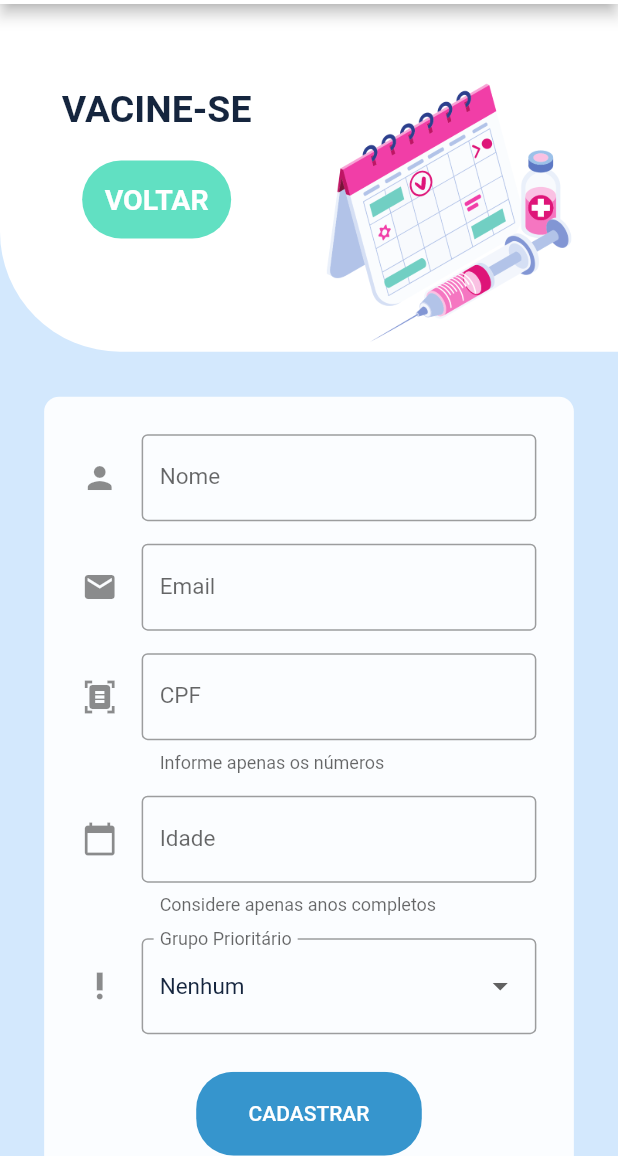
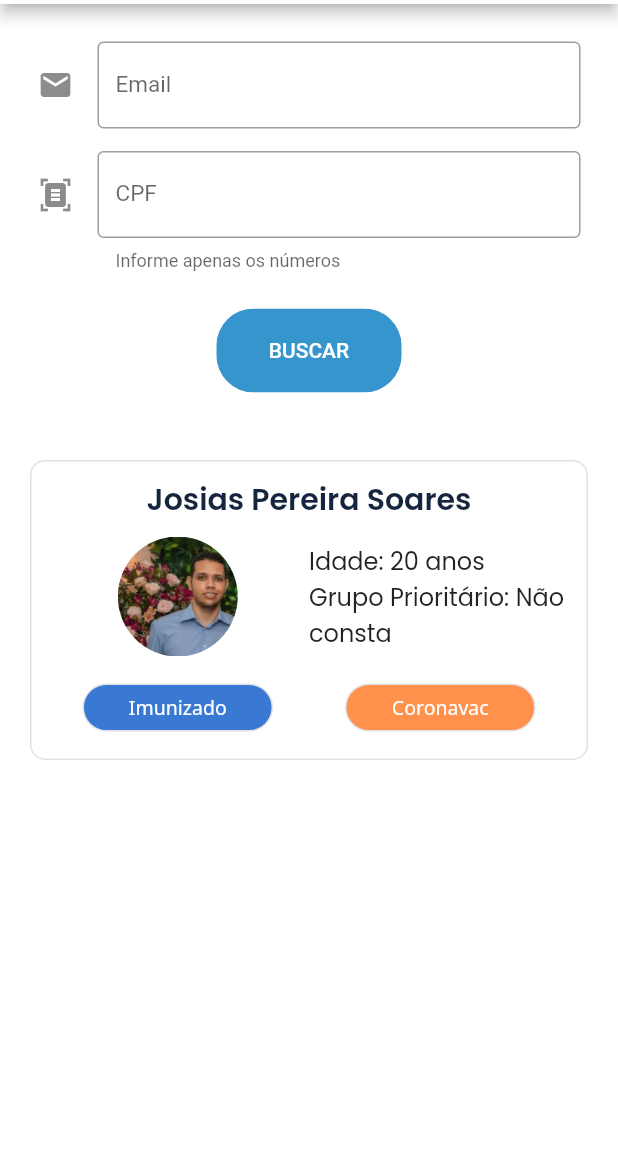
Before and after one commit to josiaspsoares/vacina_me, a Flutter app: the SearchVaccinationDataScreen screen opened directly, on a phone screen of 412 x 824 dp, the part 80-1236 px from its top. Run offline on Flutter 3.47's test engine with Material 2 defaults, Android fonts, the phone set to English and light mode, and no system bars; drawn by our look-alikes of auto_size_text; our stand-ins replace awesome_dialog, font_awesome_flutter, google_fonts, native_pdf_view, share_plus; missing offline and left inert: mysql1.

Commit message:
Building vaccine data card

```diff
--- a/lib/core/app_widget.dart
+++ b/lib/core/app_widget.dart
@@ -6,6 +6,7 @@ import 'package:vacina_me/screens/about_screen/about_screen.dart';
 import 'package:vacina_me/screens/business_plan_screen/business_plan_screen.dart';
 import 'package:vacina_me/screens/contact_screen/contact_screen.dart';
 import 'package:vacina_me/screens/home_screen/home_screen.dart';
+import 'package:vacina_me/screens/search_vaccination_data_screen/mobile_search_vaccination_data_screen.dart';
 import 'package:vacina_me/screens/vaccination_screen/vaccination_screen.dart';
 
 class AppWidget extends StatelessWidget {
@@ -25,6 +26,9 @@ class AppWidget extends StatelessWidget {
         '/vacinacao': (context) => ChangeNotifierProvider(
           create: (context) => DatabaseModel(),
           child: VaccinationScreen(),),
+        '/vacinacao/consulta': (context) => ChangeNotifierProvider(
+          create: (context) => DatabaseModel(),
+          child: MobileSearchVaccinationDataScreen(),),
         '/contato': (context) => ContactScreen(),
         '/plano-de-negocios': (context) => BusinessPlanScreen(),
       }
--- a/lib/screens/search_vaccination_data_screen/components/mobile_search_vaccination_data_body.dart
+++ b/lib/screens/search_vaccination_data_screen/components/mobile_search_vaccination_data_body.dart
@@ -0,0 +1,48 @@
+import 'package:flutter/material.dart';
+import 'package:vacina_me/screens/search_vaccination_data_screen/components/vaccination_data_card.dart';
+import 'package:vacina_me/screens/search_vaccination_data_screen/components/vaccination_search_form.dart';
+
+class MobileSearchVaccinationDataBody extends StatefulWidget {
+  const MobileSearchVaccinationDataBody({
+    Key? key,
+    required this.size,
+  }) : super(key: key);
+
+  final Size size;
+
+  @override
+  _MobileSearchVaccinationDataBodyState createState() =>
+      _MobileSearchVaccinationDataBodyState();
+}
+
+class _MobileSearchVaccinationDataBodyState
+    extends State<MobileSearchVaccinationDataBody> {
+  @override
+  Widget build(BuildContext context) {
+    return SingleChildScrollView(
+      child: Column(
+        children: [
+          Stack(
+            children: [
+              Container(
+                child: Padding(
+                  padding: EdgeInsets.all(25.0),
+                  child: VaccinationSearchForm(),
+                ),
+                decoration: BoxDecoration(
+                  color: Colors.white24,
+                  borderRadius:
+                      BorderRadius.only(bottomLeft: Radius.circular(80.0)),
+                ),
+              ),
+            ],
+          ),
+          Padding(
+            padding: EdgeInsets.all(20),
+            child: VaccinationDataCard(),
+          ),
+        ],
+      ),
+    );
+  }
+}
--- /dev/null
+++ b/lib/screens/search_vaccination_data_screen/components/vaccination_data_card.dart
@@ -0,0 +1,167 @@
+import 'package:flutter/material.dart';
+import 'package:google_fonts/google_fonts.dart';
+import 'package:vacina_me/core/app_colors.dart';
+import 'package:auto_size_text/auto_size_text.dart';
+
+class VaccinationDataCard extends StatelessWidget {
+  @override
+  Widget build(BuildContext context) {
+    return Container(
+      decoration: BoxDecoration(
+        color: Colors.white,
+        borderRadius: BorderRadius.circular(10),
+        shape: BoxShape.rectangle,
+        border: Border.all(
+          color: AppColors.border,
+        ),
+      ),
+      child: Padding(
+        padding: EdgeInsets.all(10),
+        child: Column(
+          mainAxisSize: MainAxisSize.max,
+          mainAxisAlignment: MainAxisAlignment.center,
+          children: [
+            Row(
+              mainAxisSize: MainAxisSize.max,
+              mainAxisAlignment: MainAxisAlignment.center,
+              children: [
+                AutoSizeText(
+                  'Josias Pereira Soares',
+                  textAlign: TextAlign.center,
+                  style: GoogleFonts.poppins(
+                    color: AppColors.textColor,
+                    fontSize: 20,
+                    fontWeight: FontWeight.w600,
+                  ),
+                ),
+              ],
+            ),
+            Padding(
+              padding: EdgeInsets.only(top: 10),
+              child: Row(
+                mainAxisSize: MainAxisSize.max,
+                mainAxisAlignment: MainAxisAlignment.start,
+                children: [
+                  Expanded(
+                    child: Column(
+                      mainAxisSize: MainAxisSize.max,
+                      children: [
+                        Container(
+                          width: 80,
+                          height: 80,
+                          clipBehavior: Clip.antiAlias,
+                          decoration: BoxDecoration(
+                            shape: BoxShape.circle,
+                          ),
+                          child: Image.asset(
+                            'assets/images/contact_screen/josias_avatar.jpg',
+                          ),
+                        )
+                      ],
+                    ),
+                  ),
+                  Expanded(
+                    child: Column(
+                      mainAxisSize: MainAxisSize.max,
+                      mainAxisAlignment: MainAxisAlignment.start,
+                      children: [
+                        Row(
+                          mainAxisSize: MainAxisSize.max,
+                          children: [
+                            Expanded(
+                              child: AutoSizeText(
+                                'Idade: 20 anos',
+                                style: GoogleFonts.poppins(
+                                  fontSize: 16,
+                                  fontWeight: FontWeight.normal,
+                                ),
+                              ),
+                            ),
+                          ],
+                        ),
+                        Row(
+                          mainAxisSize: MainAxisSize.max,
+                          children: [
+                            Expanded(
+                              child: AutoSizeText(
+                                'Grupo Prioritário: Não consta',
+                                style: GoogleFonts.poppins(
+                                  fontSize: 16,
+                                  fontWeight: FontWeight.normal,
+                                ),
+                              ),
+                            ),
+                          ],
+                        ),
+                      ],
+                    ),
+                  ),
+                ],
+              ),
+            ),
+            Padding(
+              padding: EdgeInsets.only(top: 10),
+              child: Row(
+                mainAxisSize: MainAxisSize.max,
+                children: [
+                  Expanded(
+                    child: Padding(
+                      padding: EdgeInsets.fromLTRB(24, 8, 24, 8),
+                      child: Container(
+                        decoration: BoxDecoration(
+                          color: Color(0xFF3979D3),
+                          borderRadius: BorderRadius.circular(28),
+                          shape: BoxShape.rectangle,
+                          border: Border.all(
+                            color: AppColors.border,
+                          ),
+                        ),
+                        child: Padding(
+                          padding: EdgeInsets.fromLTRB(2, 6, 2, 6),
+                          child: Text(
+                            'Imunizado',
+                            textAlign: TextAlign.center,
+                            style: GoogleFonts.notoSans(
+                              color: Color(0xFFFDFDFD),
+                              fontSize: 13,
+                            ),
+                          ),
+                        ),
+                      ),
+                    ),
+                  ),
+                  Expanded(
+                    child: Padding(
+                      padding: EdgeInsets.fromLTRB(24, 8, 24, 8),
+                      child: Container(
+                        decoration: BoxDecoration(
+                          color: AppColors.secondaryColor,
+                          borderRadius: BorderRadius.circular(28),
+                          shape: BoxShape.rectangle,
+                          border: Border.all(
+                            color: AppColors.border,
+                          ),
+                        ),
+                        child: Padding(
+                          padding: EdgeInsets.fromLTRB(2, 6, 2, 6),
+                          child: Text(
+                            'Coronavac',
+                            textAlign: TextAlign.center,
+                            style: GoogleFonts.notoSans(
+                              color: Color(0xFFFDFDFD),
+                              fontSize: 13,
+                            ),
+                          ),
+                        ),
+                      ),
+                    ),
+                  ),
+                ],
+              ),
+            ),
+          ],
+        ),
+      ),
+    );
+  }
+}
--- /dev/null
+++ b/lib/screens/search_vaccination_data_screen/components/vaccination_search_form.dart
@@ -0,0 +1,119 @@
+import 'package:flutter/material.dart';
+import 'package:vacina_me/core/app_text_styles.dart';
+import 'package:vacina_me/screens/common_components/custom_button.dart';
+
+class VaccinationSearchForm extends StatefulWidget {
+  @override
+  _VaccinationSearchFormState createState() => _VaccinationSearchFormState();
+}
+
+class _VaccinationSearchFormState extends State<VaccinationSearchForm> {
+  final _formKey = GlobalKey<FormState>();
+  TextEditingController _emailController = TextEditingController();
+  TextEditingController _cpfController = TextEditingController();
+
+  @override
+  Widget build(BuildContext context) {
+    return Form(
+      key: _formKey,
+      child: Column(
+        children: [
+          TextFormField(
+            controller: _emailController,
+            decoration: InputDecoration(
+              labelText: 'Email',
+              icon: Icon(Icons.email),
+              border: OutlineInputBorder(borderSide: BorderSide()),
+            ),
+            style: AppTextStyles.vaccinationForm,
+            textInputAction: TextInputAction.next,
+            validator: (value) {
+              if (value == null || value.isEmpty) {
+                return 'O preenchimento é obrigatório';
+              }
+              if (!value.contains('@') || !value.contains('.')) {
+                return 'O email é inválido';
+              }
+              return null;
+            },
+          ),
+          SizedBox(height: 15),
+          TextFormField(
+            controller: _cpfController,
+            decoration: InputDecoration(
+              labelText: 'CPF',
+              helperText: 'Informe apenas os números',
+              counterText: "",
+              icon: Icon(Icons.document_scanner),
+              border: OutlineInputBorder(borderSide: BorderSide()),
+            ),
+            style: AppTextStyles.vaccinationForm,
+            keyboardType: TextInputType.datetime,
+            maxLength: 11,
+            textInputAction: TextInputAction.next,
+            validator: (value) {
+              if (value == null || value.isEmpty) {
+                return 'O preenchimento é obrigatório';
+              }
+              if (value.length != 11) {
+                return 'O CPF deve conter 11 dígitos';
+              }
+              if (int.tryParse(value) == null) {
+                return 'O CPF deve conter apenas números';
+              }
+              return null;
+            },
+          ),
+          SizedBox(height: 25),
+          CustomButton(
+            onPressed: () {
+              if (_formKey.currentState!.validate()) {
+                //   CitizenController(context: context)
+                //       .registerCitizen(
+
+                //     email: _emailController.text,
+                //     cpf: _cpfController.text,
+
+                //   )
+                //       .then((value) {
+                //     if (value == 'success') {
+                //       _formKey.currentState!.reset();
+                //       AwesomeDialog(
+                //           context: context,
+                //           animType: AnimType.LEFTSLIDE,
+                //           headerAnimationLoop: false,
+                //           dialogType: DialogType.SUCCES,
+                //           title: 'Sucesso',
+                //           desc:
+                //               'Cadastro realizado com sucesso! Você será comunicado quando chegar a hora de receber a vacina!',
+                //           btnOkOnPress: () {
+                //             Navigator.of(context).pushNamed('/');
+                //           },
+                //           btnOkIcon: Icons.check_circle,
+                //           onDissmissCallback: () {
+                //             debugPrint('Dialog Dissmiss from callback');
+                //           })
+                //         ..show();
+                //     } else {
+                //       AwesomeDialog(
+                //           context: context,
+                //           dialogType: DialogType.ERROR,
+                //           animType: AnimType.RIGHSLIDE,
+                //           headerAnimationLoop: false,
+                //           title: 'Falha ao Realizar Cadastro',
+                //           desc: value == '1062' ? 'Parece que você já realizou um cadastro anteriormente. Verifique o e-mail e o CPF informados!' : 'Ops! Houve um erro ao registrar suas informações. Por favor, entre em contato com nossa equipe (ERRO: $value)',
+                //           btnOkOnPress: () {},
+                //           btnOkIcon: Icons.cancel,
+                //           btnOkColor: Colors.red)
+                //         ..show();
+                //     }
+                //   });
+              }
+            },
+            text: 'BUSCAR',
+          ),
+        ],
+      ),
+    );
+  }
+}
--- a/lib/screens/search_vaccination_data_screen/mobile_search_vaccination_data_screen.dart
+++ b/lib/screens/search_vaccination_data_screen/mobile_search_vaccination_data_screen.dart
@@ -1,7 +1,6 @@
 import 'package:flutter/material.dart';
-import 'package:vacina_me/core/app_colors.dart';
 import 'package:vacina_me/screens/common_components/mobile_page_title.dart';
-import 'package:vacina_me/screens/vaccination_screen/components/mobile_vaccination_body.dart';
+import 'package:vacina_me/screens/search_vaccination_data_screen/components/mobile_search_vaccination_data_body.dart';
 
 class MobileSearchVaccinationDataScreen extends StatelessWidget {
   @override
@@ -10,18 +9,14 @@ class MobileSearchVaccinationDataScreen extends StatelessWidget {
 
     return SafeArea(
       child: Scaffold(
-        backgroundColor: AppColors.tertiaryColor,
+        backgroundColor: Colors.white,
         appBar: AppBar(
           backgroundColor: Colors.white,
           iconTheme: IconThemeData(color: Colors.black),
           centerTitle: true,
           title: MobilePageTitle(),
-          //   title: Text('Conheça'.toUpperCase(), style: GoogleFonts.roboto(
-          //   fontSize: 21.0,
-          //   color: Colors.white,
-          // ),),
         ),
-        body: MobileVaccinationBody(size: size),
+        body: MobileSearchVaccinationDataBody(size: size),
       ),
     );
   }
--- a/lib/screens/vaccination_screen/components/mobile_vaccination_body.dart
+++ b/lib/screens/vaccination_screen/components/mobile_vaccination_body.dart
@@ -48,10 +48,10 @@ class _MobileVaccinationBodyState extends State<MobileVaccinationBody> {
                           ),
                     ),
                     CustomFittedButton(
-                      text: 'VOLTAR',
+                      text: 'CONSULTAR',
                       color: AppColors.accentColor,
                       onTap: () {
-                        Navigator.of(context).pushNamed('/');
+                        Navigator.of(context).pushNamed('/vacinacao/consulta');
                       },
                     ),
                   ],
--- a/pubspec.yaml
+++ b/pubspec.yaml
@@ -33,6 +33,7 @@ dependencies:
   native_pdf_view: ^4.0.1
   provider: ^5.0.0
   awesome_dialog: ^2.0.0
+  auto_size_text: ^3.0.0-nullsafety.0
 
 dev_dependencies:
   flutter_test:
```
Also changed, not shown: pubspec.lock.
